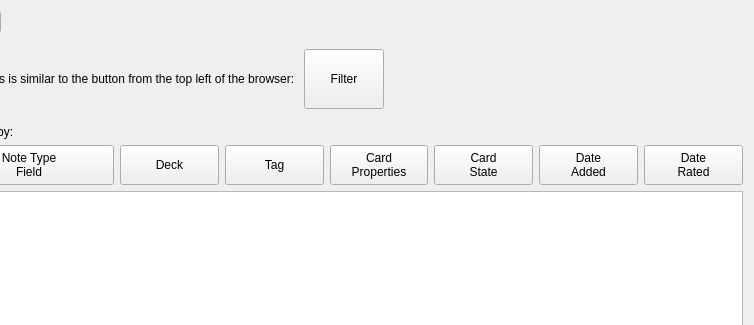
The window that designer/search_box.ui (ijgnd/anki__BetterSearch) describes before a commit, drawn with Qt 5; both pictures show x 243 to 997 and y 0 to 325 of the 997 by 488 pixel window.
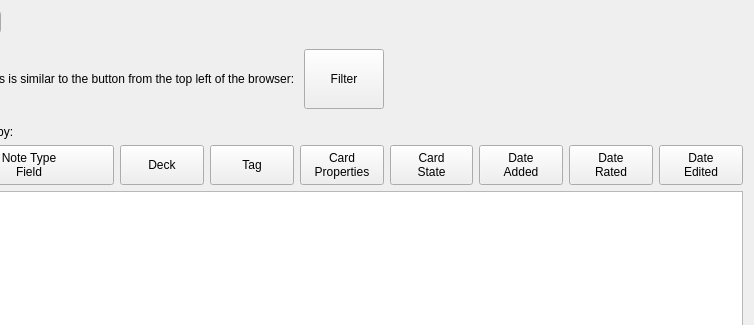
The same window after the commit.

Commit message: date edited dialog for 2.1.28+

```diff
--- a/designer/search_box.ui
+++ b/designer/search_box.ui
@@ -283,6 +283,20 @@
          </property>
         </widget>
        </item>
+       <item>
+        <widget class="QPushButton" name="pb_date_edited">
+         <property name="sizePolicy">
+          <sizepolicy hsizetype="Minimum" vsizetype="Preferred">
+           <horstretch>0</horstretch>
+           <verstretch>0</verstretch>
+          </sizepolicy>
+         </property>
+         <property name="text">
+          <string>Date
+Edited</string>
+         </property>
+        </widget>
+       </item>
       </layout>
      </item>
      <item>
```
The commit also changes 4 other files.
